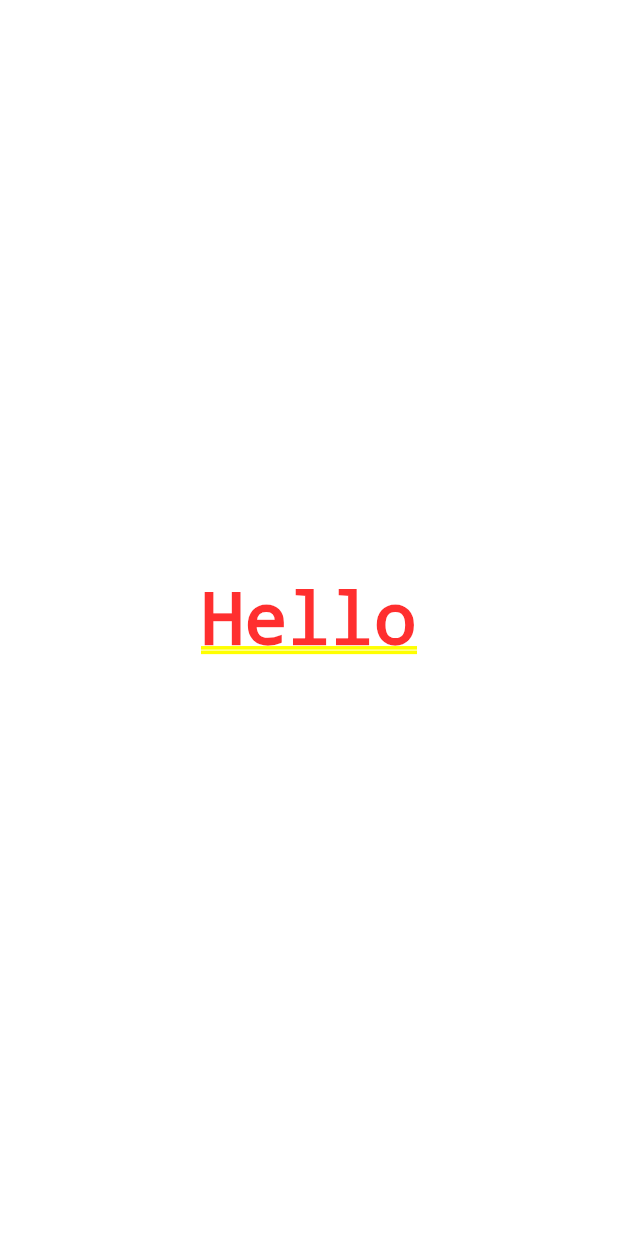
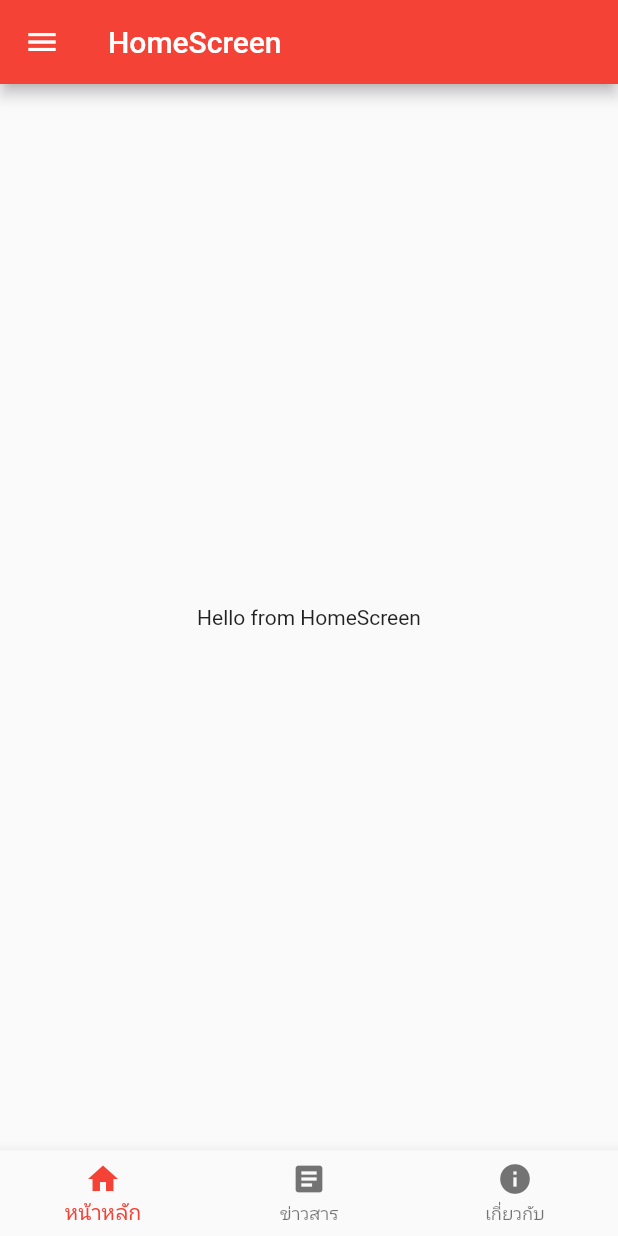
Before and after one commit to DevermindZ/projec1, a Flutter app: the screen it shows after launch, on a phone screen of 412 x 824 dp. Run offline on Flutter 3.47's test engine with Material 2 defaults, Android fonts, the phone set to English and light mode, and no system bars.

Commit message:
เข้าใจเรื่องโครงสร้างแล้ว

```diff
--- a/lib/hom_screen.dart
+++ b/lib/hom_screen.dart
@@ -10,8 +10,19 @@ class HomeScreen extends StatefulWidget {
 class _MywidgetState extends State<HomeScreen> {
   @override
   Widget build(BuildContext context) {
-    return Center(
-      child: Text("Hello"),
+    return Scaffold(
+      appBar: AppBar(
+        title: const Text("HomeScreen"),
+      ),
+      drawer: Drawer(),
+      body: const Center(
+        child: Text("Hello from HomeScreen"),
+      ),
+      bottomNavigationBar: BottomNavigationBar(items: const [
+        BottomNavigationBarItem(icon: Icon(Icons.home), label: "หน้าหลัก"),
+        BottomNavigationBarItem(icon: Icon(Icons.article), label: "ข่าวสาร"),
+        BottomNavigationBarItem(icon: Icon(Icons.info), label: "เกี่ยวกับ"),
+      ]),
     );
   }
 }
```
